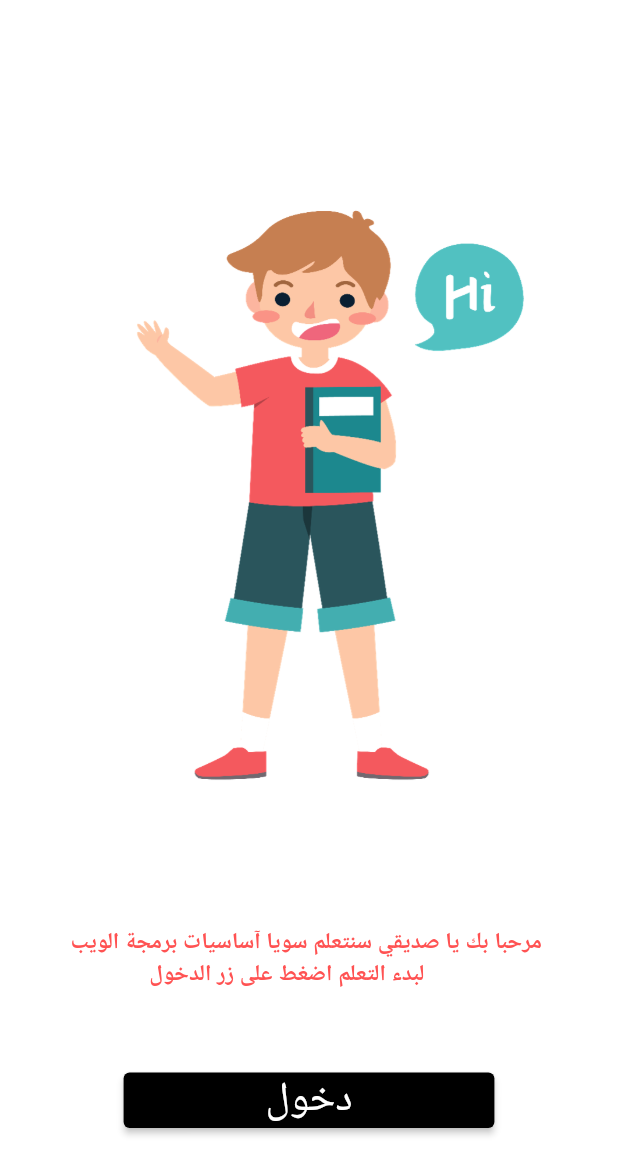
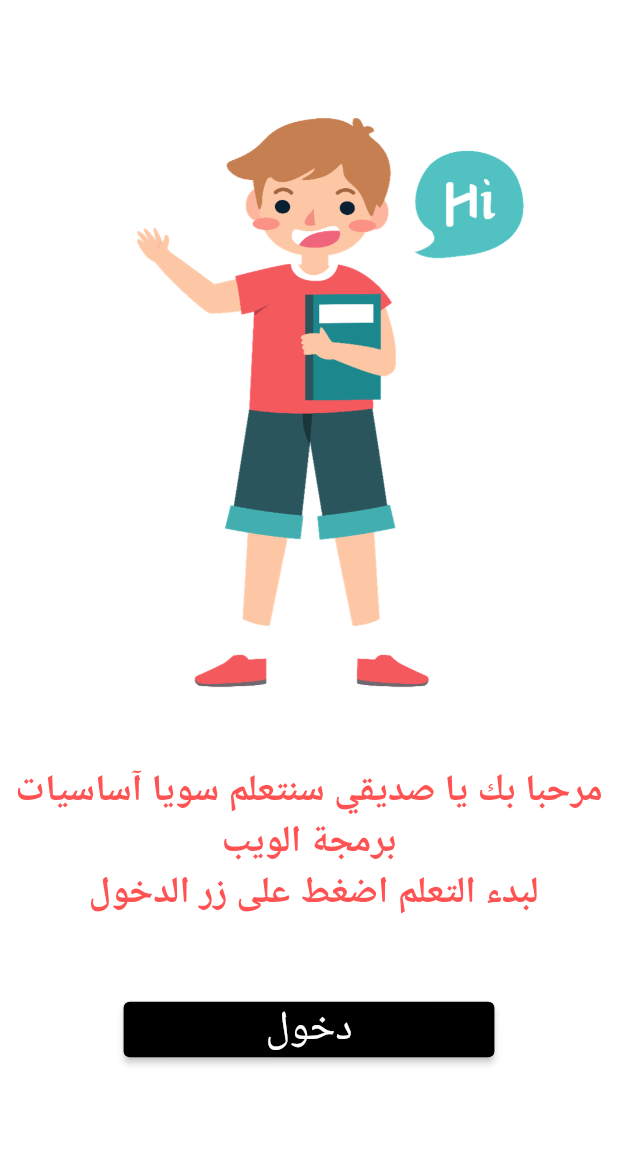
Before and after one commit to AnasKhaled1876/Intro-to-HTML, a Flutter app: the screen it shows after launch, on a phone screen of 412 x 824 dp. Shown: the top 1175 px of the screen. Run offline on Flutter 3.47's test engine with Material 2 defaults, Android fonts, the phone set to English and light mode, and no system bars; our stand-ins replace assets_audio_player, cloud_firestore, firebase_core, shared_preferences, sizer, sqflite and 1 more; accounts and stored records are empty.

Commit message:
Font Size and Video sound

```diff
--- a/lib/first_lesson_page.dart
+++ b/lib/first_lesson_page.dart
@@ -300,7 +300,7 @@ class LessonOneStudy extends StatelessWidget {
       initialVideoId: videoId,
       flags: const YoutubePlayerFlags(
         autoPlay: true,
-        mute: true,
+        mute: false,
       ),
     );
     return Scaffold(
--- a/lib/intro_page.dart
+++ b/lib/intro_page.dart
@@ -48,22 +48,26 @@ class IntroWidget extends StatelessWidget {
     return Column(
       children: <Widget>[
         SizedBox(
-          height: 10.h,
+          height: 5.h,
         ),
         SizedBox(
           width: 100.w,
-          height: 60.h,
+          height: 55.h,
           child: Image.asset("assets/Welcome.png"),
         ),
         SizedBox(
-          height: 5.h,
+          height: 2.h,
         ),
-        Text(
-          "مرحبا بك يا صديقي سنتعلم سويا آساسيات برمجة الويب \n  \t\t\t\t\t\t\t\t\t\t\t لبدء التعلم اضغط على زر الدخول ",
-          style: TextStyle(
-              fontSize: 11.0.sp,
-              color: Colors.redAccent,
-              fontWeight: FontWeight.bold),
+        Align(
+          alignment: Alignment.center,
+          child: Text(
+            "مرحبا بك يا صديقي سنتعلم سويا آساسيات برمجة الويب\n لبدء التعلم اضغط على زر الدخول ",
+            style: TextStyle(
+                fontSize: 18.0.sp,
+                color: Colors.redAccent,
+                fontWeight: FontWeight.bold),
+            textAlign: TextAlign.center,
+          ),
         ),
         SizedBox(
           height: 6.h,
```
